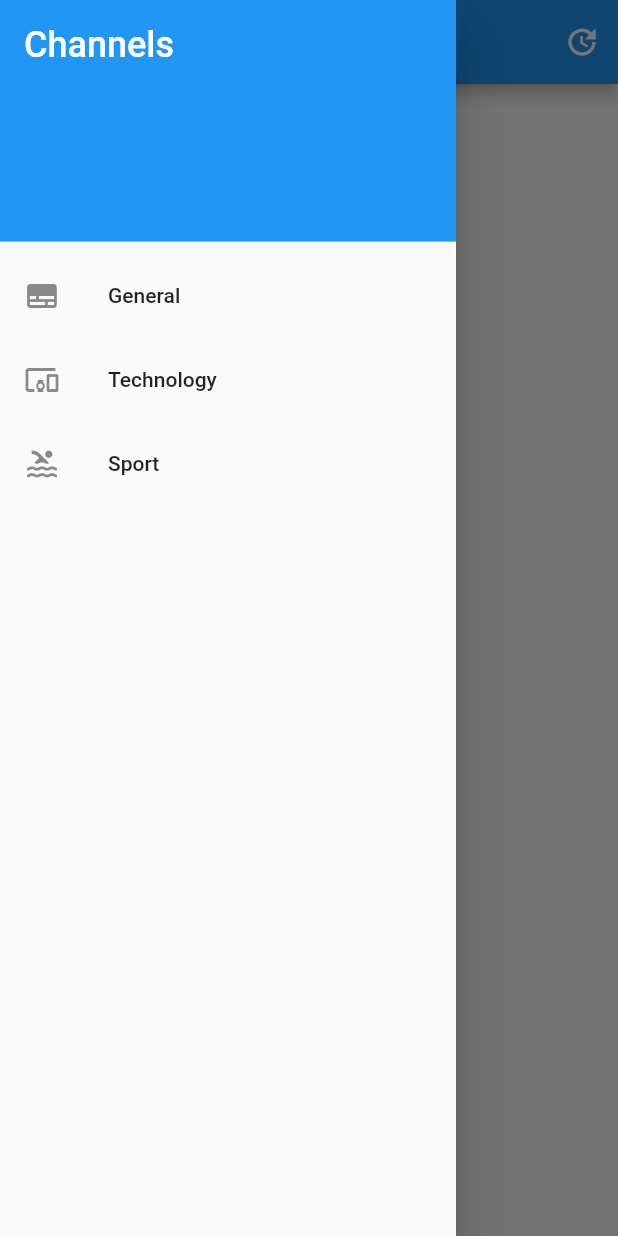
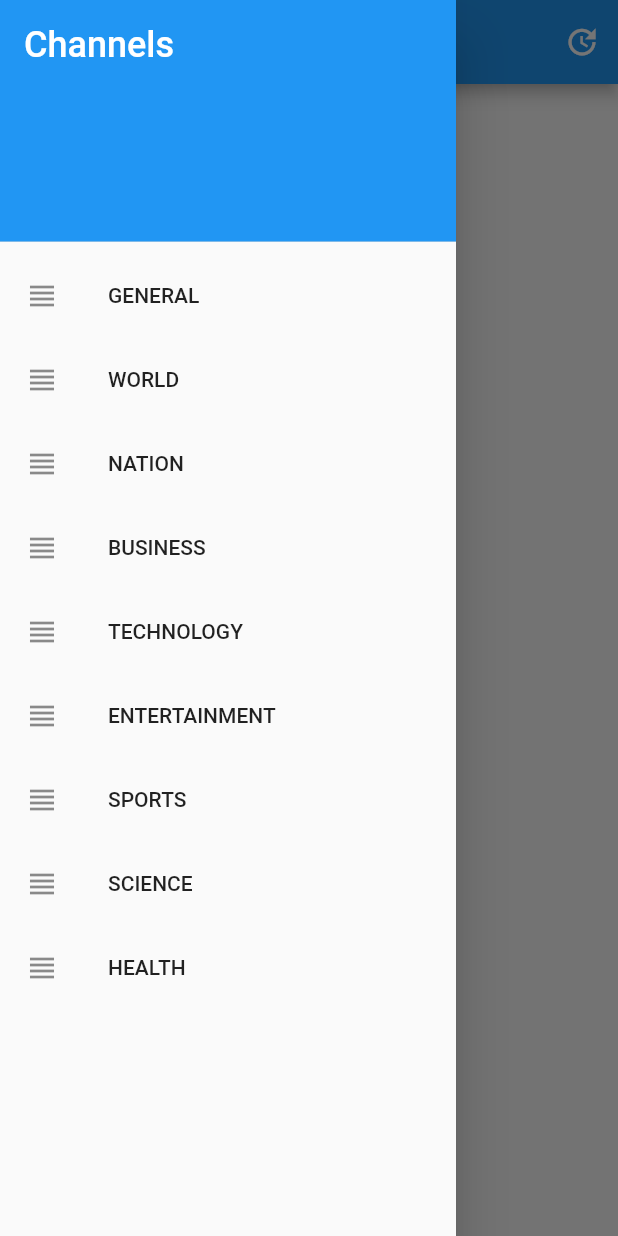
Before and after one commit to lucatrombello/mobilenewsreader, a Flutter app: the screen it shows after launch, with the side drawer open, on a phone screen of 412 x 824 dp. Run offline on Flutter 3.47's test engine with Material 2 defaults, Android fonts, the phone set to English and light mode, and no system bars; our stand-ins replace flutter_html; missing offline and left inert: webfeed; network calls fail.

Commit message:
add channels to menu and navigate on click

```diff
--- a/lib/ArticlesWidgets/ArticlesList.dart
+++ b/lib/ArticlesWidgets/ArticlesList.dart
@@ -2,6 +2,7 @@ import 'package:flutter/material.dart';
 import 'package:http/http.dart' as http;
 import 'package:mobilenewsreader/ArticlesWidgets/Menu.dart';
 import 'package:mobilenewsreader/ArticlesWidgets/ReadArticlePage.dart';
+import 'package:mobilenewsreader/resources/channels.dart';
 import 'package:webfeed/webfeed.dart';
 import 'package:intl/intl.dart';
 
@@ -22,16 +23,24 @@ class Articles extends StatefulWidget {
 
 class _ArticlesState extends State<Articles> {
   RssFeed _rssFeed;
+  MapEntry<String, String> _channel;
+
+  void setChannel(MapEntry<String, String> channel) {
+    setState(() {
+      _channel = channel;
+      update();
+    });
+  }
 
   @override
   void initState() {
     super.initState();
+    _channel = channels.entries.first;
     update();
   }
 
   void update() async {
-    http.Response response =
-        await http.get('https://news.google.com/rss?hl=it');
+    http.Response response = await http.get(_channel.value);
     if (response.statusCode == 200) {
       setState(() {
         _rssFeed = new RssFeed.parse(response.body);
@@ -43,7 +52,7 @@ class _ArticlesState extends State<Articles> {
   Widget build(BuildContext context) {
     return Scaffold(
       appBar: AppBar(
-        title: Text('RSS'),
+        title: Text(_channel.key),
         actions: <Widget>[
           IconButton(
             icon: Icon(
@@ -53,7 +62,7 @@ class _ArticlesState extends State<Articles> {
           )
         ],
       ),
-      drawer: Menu(),
+      drawer: Menu(setChannel),
       body: buildArticlesList(),
     );
   }
--- a/lib/ArticlesWidgets/Menu.dart
+++ b/lib/ArticlesWidgets/Menu.dart
@@ -1,17 +1,35 @@
 import 'package:flutter/material.dart';
+import 'package:mobilenewsreader/resources/channels.dart';
 
 class Menu extends StatelessWidget {
-  const Menu({
-    Key key,
-  }) : super(key: key);
+  final Function(MapEntry<String, String> channel) _onChannelSelected;
+
+  Menu(this._onChannelSelected);
 
   @override
   Widget build(BuildContext context) {
     return Drawer(
       child: ListView(
         padding: EdgeInsets.zero,
-        children: <Widget>[
-          DrawerHeader(
+        children: getMenuList(context),
+      ),
+    );
+  }
+
+  List<Widget> getMenuList(BuildContext context) {
+    List<Widget> menuItems = List<Widget>();
+    menuItems.add(
+      _getMenuHeader(),
+    );
+    menuItems.addAll(
+      _getListChannels(context),
+    );
+
+    return menuItems;
+  }
+
+  DrawerHeader _getMenuHeader() {
+    return DrawerHeader(
       decoration: BoxDecoration(
         color: Colors.blue,
       ),
@@ -22,30 +40,21 @@ class Menu extends StatelessWidget {
           fontSize: 24,
         ),
       ),
-          ),
-          ListTile(
-            leading: Icon(Icons.subtitles),
-            title: Text('General'),
+    );
+  }
+
+  List<Widget> _getListChannels(BuildContext context) {
+    return channels.entries
+        .map(
+          (MapEntry<String, String> e) => ListTile(
+            leading: Icon(Icons.view_headline),
+            title: Text(e.key),
             onTap: () {
+              _onChannelSelected(e);
               Navigator.pop(context);
             },
           ),
-          ListTile(
-            leading: Icon(Icons.devices_other),
-            title: Text('Technology'),
-            onTap: () {
-              Navigator.pop(context);
-            },
-          ),
-          ListTile(
-            leading: Icon(Icons.pool),
-            title: Text('Sport'),
-            onTap: () {
-              Navigator.pop(context);
-            },
-          ),
-        ],
-      ),
-    );
+        )
+        .toList();
   }
 }
--- /dev/null
+++ b/lib/resources/channels.dart
@@ -0,0 +1,15 @@
+var channels = {
+  'GENERAL': 'https://news.google.com/rss?hl=it',
+  'WORLD': 'https://news.google.com/rss/headlines/section/topic/WORLD/?hl=it',
+  'NATION': 'https://news.google.com/rss/headlines/section/topic/NATION?hl=it',
+  'BUSINESS':
+      'https://news.google.com/rss/headlines/section/topic/BUSINESS?hl=it',
+  'TECHNOLOGY':
+      'https://news.google.com/rss/headlines/section/topic/TECHNOLOGY?hl=it',
+  'ENTERTAINMENT':
+      'https://news.google.com/rss/headlines/section/topic/ENTERTAINMENT?hl=it',
+  'SPORTS': 'https://news.google.com/rss/headlines/section/topic/SPORTS?hl=it',
+  'SCIENCE':
+      'https://news.google.com/rss/headlines/section/topic/SCIENCE?hl=it',
+  'HEALTH': 'https://news.google.com/rss/headlines/section/topic/HEALTH?hl=it'
+};
```
Lines whose indentation alone changed are shown as unchanged.
